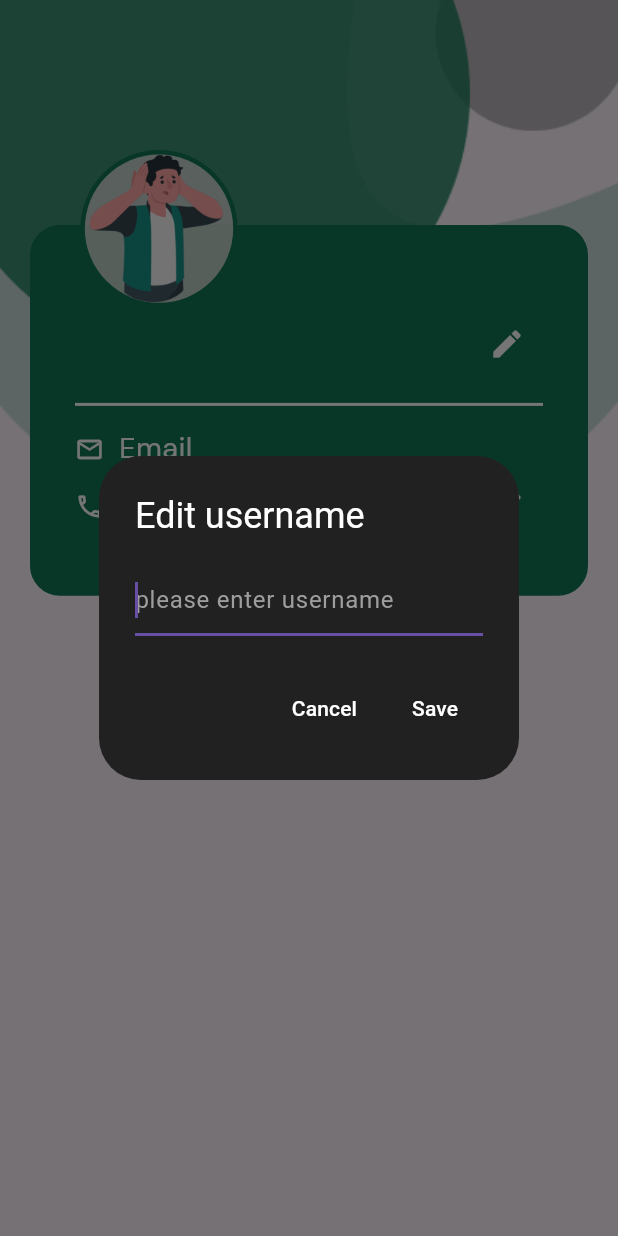
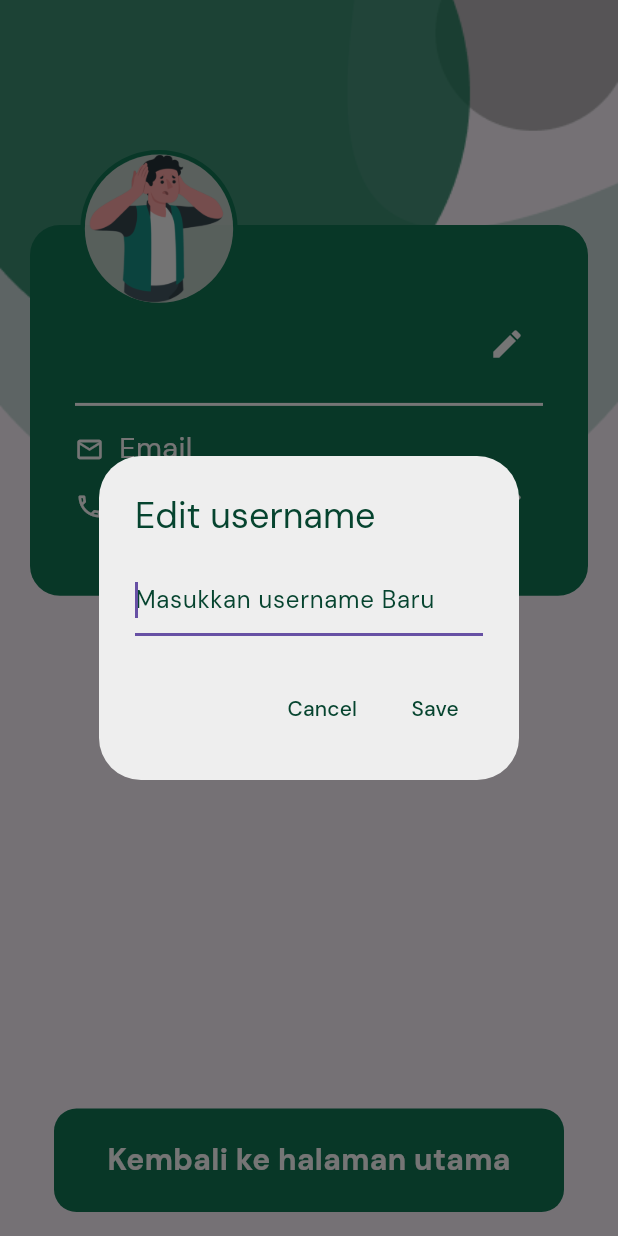
Before and after one commit to NaufalRozan/PanicAttack_App, a Flutter app: the ProfilePage screen opened directly, after a tap on the "edit" icon, on a phone screen of 412 x 824 dp. Run offline on Flutter 3.47's test engine with Material 3 defaults, Android fonts, the phone set to English and light mode, and no system bars; our stand-ins replace cloud_firestore, firebase_auth, firebase_core, flutter_countdown_timer, google_fonts, percent_indicator; accounts and stored records are empty.

Commit message:
Memperbaiki responsif tampilan, menambahkan button kembali di profil page

```diff
--- a/lib/pages/content_detail_page.dart
+++ b/lib/pages/content_detail_page.dart
@@ -59,7 +59,7 @@ class _ContentDetailPageState extends State<ContentDetailPage> {
             Text(
               widget.content.title,
               style: textStyle.copyWith(
-                  fontSize: MediaQuery.of(context).size.width * 0.07,
+                  fontSize: MediaQuery.of(context).size.width * 0.065,
                   fontWeight: bold),
               textAlign: TextAlign.center,
             ),
@@ -72,7 +72,7 @@ class _ContentDetailPageState extends State<ContentDetailPage> {
                   Text(
                     widget.content.description,
                     style: textStyle.copyWith(
-                        fontSize: MediaQuery.of(context).size.width * 0.05),
+                        fontSize: MediaQuery.of(context).size.width * 0.04),
                     textAlign: TextAlign.center,
                   )
                 ],
--- a/lib/pages/home_page.dart
+++ b/lib/pages/home_page.dart
@@ -275,7 +275,9 @@ class _HomePageState extends State<HomePage> {
           ),
         ),
         resizeToAvoidBottomInset: false,
-        body: Container(
+        body: Center(
+          child: SingleChildScrollView(
+            child: Container(
               decoration: BoxDecoration(
                 image: DecorationImage(
                   image: AssetImage(
@@ -571,6 +573,8 @@ class _HomePageState extends State<HomePage> {
               ),
             ),
           ),
+        ),
+      ),
     );
   }
 }
--- a/lib/pages/profile_page.dart
+++ b/lib/pages/profile_page.dart
@@ -2,6 +2,7 @@ import 'package:cloud_firestore/cloud_firestore.dart';
 import 'package:firebase_auth/firebase_auth.dart';
 import 'package:flutter/material.dart';
 import 'package:panicattack_app/constans.dart';
+import 'package:panicattack_app/pages/home_page.dart';
 
 class ProfilePage extends StatefulWidget {
   const ProfilePage({Key? key}) : super(key: key);
@@ -69,17 +70,17 @@ class _ProfilePageState extends State<ProfilePage> {
     await showDialog(
       context: context,
       builder: (context) => AlertDialog(
-        backgroundColor: Colors.grey[900],
+        backgroundColor: Colors.grey[200],
         title: Text(
           "Edit $field",
-          style: TextStyle(color: Colors.white),
+          style: textStyle,
         ),
         content: TextField(
           autofocus: true,
-          style: TextStyle(color: Colors.white),
+          style: textStyle,
           decoration: InputDecoration(
-            hintText: "please enter $field",
-            hintStyle: TextStyle(color: Colors.grey),
+            hintText: "Masukkan $field Baru",
+            hintStyle: textStyle,
           ),
           onChanged: (value) {
             newValue = value;
@@ -90,7 +91,7 @@ class _ProfilePageState extends State<ProfilePage> {
             onPressed: () => Navigator.pop(context),
             child: Text(
               'Cancel',
-              style: TextStyle(color: Colors.white),
+              style: textStyle,
             ),
           ),
           TextButton(
@@ -111,7 +112,7 @@ class _ProfilePageState extends State<ProfilePage> {
             },
             child: Text(
               'Save',
-              style: TextStyle(color: Colors.white),
+              style: textStyle,
             ),
           ),
         ],
@@ -310,6 +311,37 @@ class _ProfilePageState extends State<ProfilePage> {
                   ),
                 ),
               ),
+              Positioned(
+                bottom: 16,
+                left: 16,
+                right: 16,
+                child: Container(
+            child: GestureDetector(
+              onTap: () {
+                Navigator.push(
+                  context,
+                  MaterialPageRoute(builder: (context) => HomePage()),
+                );
+              },
+              child: Container(
+                padding: EdgeInsets.all(20),
+                decoration: BoxDecoration(
+                  color: primaryButtonColor,
+                  borderRadius: BorderRadius.circular(15.0),
+                ),
+                child: Center(
+                  child: Text(
+                    'Kembali ke halaman utama',
+                    style: whiteTextStyle.copyWith(
+                      fontSize: 20,
+                      fontWeight: FontWeight.bold,
+                    ),
+                  ),
+                ),
+              ),
+            ),
+          ),
+              ),
             ],
           ),
         ),
```
Lines whose indentation alone changed are shown as unchanged.
